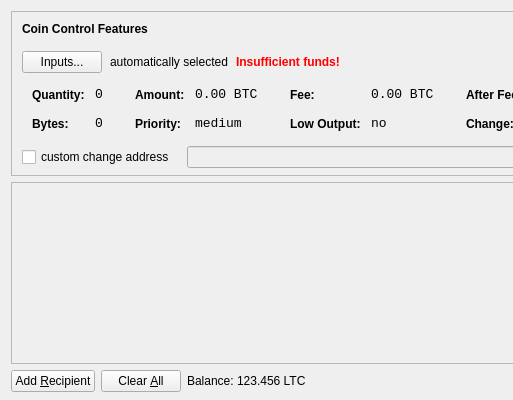
This is src/qt/forms/sendcoinsdialog.ui in shindigs/timcoin as Qt 5 draws it before an edit; both pictures show x 0 to 513 and y 0 to 400 of the 850 by 400 pixel window. The edited form follows.
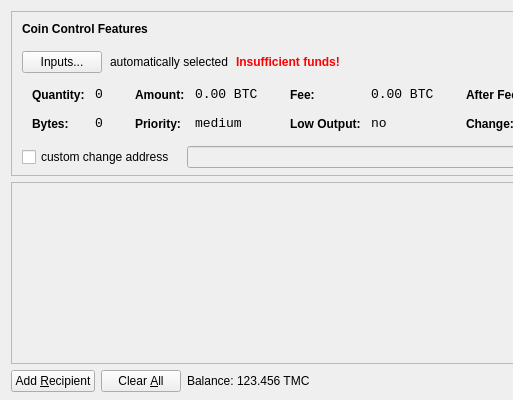
This is the edited form. Icons and pictures are not drawn.

```diff
--- a/src/qt/forms/sendcoinsdialog.ui
+++ b/src/qt/forms/sendcoinsdialog.ui
@@ -720,7 +720,7 @@
           <cursorShape>IBeamCursor</cursorShape>
          </property>
          <property name="text">
-          <string>123.456 LTC</string>
+          <string>123.456 TMC</string>
          </property>
          <property name="textInteractionFlags">
           <set>Qt::LinksAccessibleByMouse|Qt::TextSelectableByKeyboard|Qt::TextSelectableByMouse</set>
```
